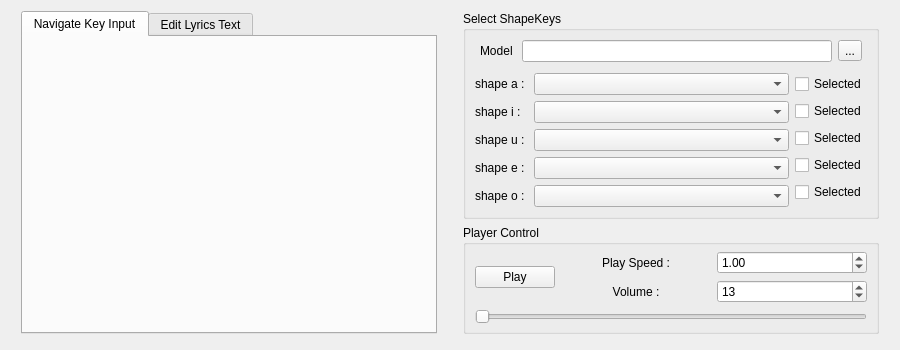
This is src/mainwidget.ui in Ndgt/AnimateBlendShape as Qt 5 draws it before an edit. The edited form follows.
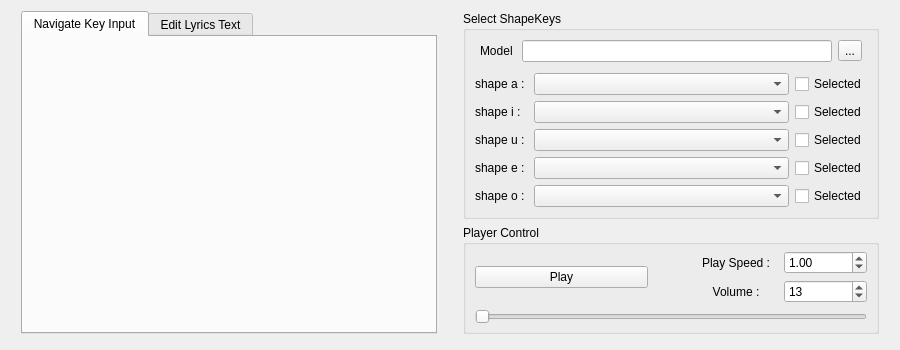
This is the edited form.

The edit to the form file:
```diff
--- a/src/mainwidget.ui
+++ b/src/mainwidget.ui
@@ -234,6 +234,12 @@
                <layout class="QVBoxLayout" name="verticalLayout_8">
                 <item>
                  <widget class="QCheckBox" name="checkBox">
+                  <property name="sizePolicy">
+                   <sizepolicy hsizetype="Minimum" vsizetype="Preferred">
+                    <horstretch>0</horstretch>
+                    <verstretch>0</verstretch>
+                   </sizepolicy>
+                  </property>
                   <property name="text">
                    <string>Selected</string>
                   </property>
@@ -244,6 +250,12 @@
                 </item>
                 <item>
                  <widget class="QCheckBox" name="checkBox_2">
+                  <property name="sizePolicy">
+                   <sizepolicy hsizetype="Minimum" vsizetype="Preferred">
+                    <horstretch>0</horstretch>
+                    <verstretch>0</verstretch>
+                   </sizepolicy>
+                  </property>
                   <property name="text">
                    <string>Selected</string>
                   </property>
@@ -251,6 +263,12 @@
                 </item>
                 <item>
                  <widget class="QCheckBox" name="checkBox_3">
+                  <property name="sizePolicy">
+                   <sizepolicy hsizetype="Minimum" vsizetype="Preferred">
+                    <horstretch>0</horstretch>
+                    <verstretch>0</verstretch>
+                   </sizepolicy>
+                  </property>
                   <property name="text">
                    <string>Selected</string>
                   </property>
@@ -258,6 +276,12 @@
                 </item>
                 <item>
                  <widget class="QCheckBox" name="checkBox_4">
+                  <property name="sizePolicy">
+                   <sizepolicy hsizetype="Minimum" vsizetype="Preferred">
+                    <horstretch>0</horstretch>
+                    <verstretch>0</verstretch>
+                   </sizepolicy>
+                  </property>
                   <property name="text">
                    <string>Selected</string>
                   </property>
@@ -265,6 +289,12 @@
                 </item>
                 <item>
                  <widget class="QCheckBox" name="checkBox_5">
+                  <property name="sizePolicy">
+                   <sizepolicy hsizetype="Minimum" vsizetype="Preferred">
+                    <horstretch>0</horstretch>
+                    <verstretch>0</verstretch>
+                   </sizepolicy>
+                  </property>
                   <property name="text">
                    <string>Selected</string>
                   </property>
@@ -304,7 +334,7 @@
               <item>
                <widget class="QPushButton" name="playButton">
                 <property name="sizePolicy">
-                 <sizepolicy hsizetype="Fixed" vsizetype="Fixed">
+                 <sizepolicy hsizetype="Preferred" vsizetype="Fixed">
                   <horstretch>0</horstretch>
                   <verstretch>0</verstretch>
                  </sizepolicy>
@@ -317,6 +347,22 @@
                 </property>
                </widget>
               </item>
+              <item>
+               <spacer name="horizontalSpacer">
+                <property name="orientation">
+                 <enum>Qt::Orientation::Horizontal</enum>
+                </property>
+                <property name="sizeType">
+                 <enum>QSizePolicy::Policy::Fixed</enum>
+                </property>
+                <property name="sizeHint" stdset="0">
+                 <size>
+                  <width>40</width>
+                  <height>20</height>
+                 </size>
+                </property>
+               </spacer>
+              </item>
               <item>
                <layout class="QVBoxLayout" name="verticalLayout_2">
                 <item>
```
